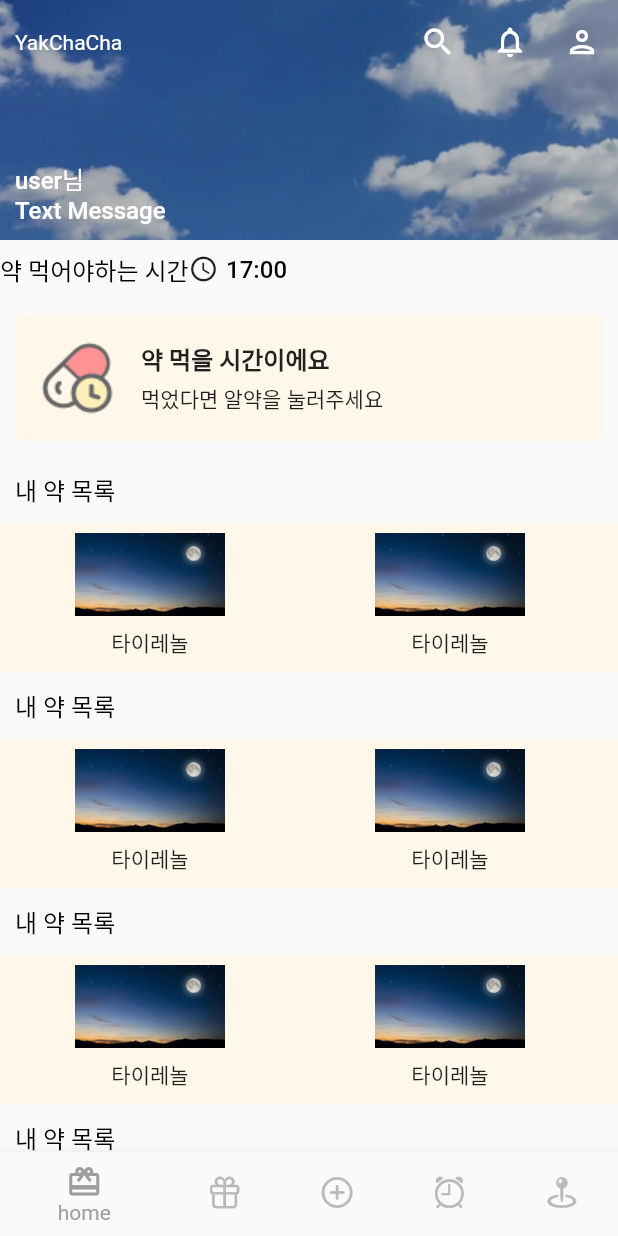
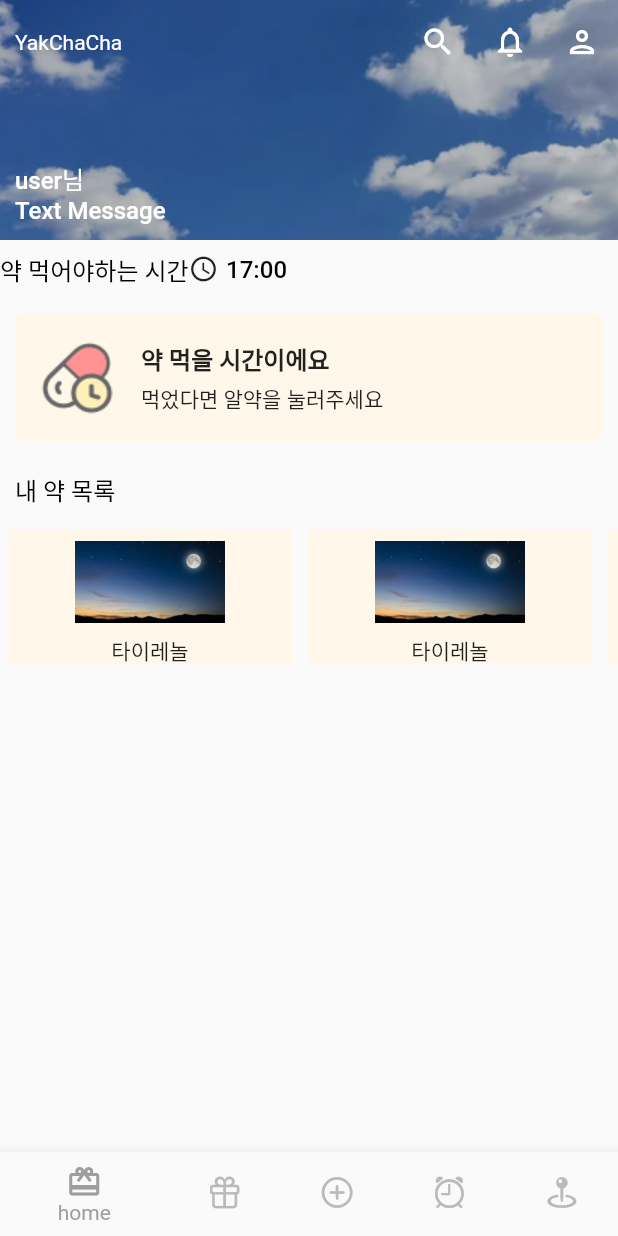
Before and after one commit to AI-FOR-ALL-I/YakChaCha, a Flutter app: the screen it shows after launch, on a phone screen of 412 x 824 dp. Run offline on Flutter 3.47's test engine with Material 2 defaults, Android fonts, the phone set to English and light mode, and no system bars; missing offline and left inert: kakao_flutter_sdk.

Commit message:
[S08P22A803-183] Design: 메인피드 아이템 컴포넌트 padding 수정진행중

```diff
--- a/frontend/lib/screens/home_page.dart
+++ b/frontend/lib/screens/home_page.dart
@@ -55,6 +55,7 @@ class HomePage extends StatelessWidget {
                   padding: EdgeInsets.all(10.0),
                   child: EatCheckButton(),
                 ),
+
                 const Padding(
                   padding: EdgeInsets.all(10.0),
                   child: Text(
@@ -73,7 +74,8 @@ class HomePage extends StatelessWidget {
                       itemBuilder: (BuildContext context, int index) {
                         return SizedBox(
                           width: 200.0,
-                          height: 200.0,
+                          child: Padding(
+                            padding: const EdgeInsets.all(5.0),
                             child: Container(
                               decoration: const BoxDecoration(
                                 color: Color(0xFFFFF8EA),
@@ -88,113 +90,6 @@ class HomePage extends StatelessWidget {
                                 ],
                               ),
                             ),
-                        );
-                      }),
-                ),
-                const Padding(
-                  padding: EdgeInsets.all(10.0),
-                  child: Text(
-                    "내 약 목록",
-                    style: TextStyle(
-                        color: Colors.black,
-                        fontWeight: FontWeight.w500,
-                        fontSize: 16.0),
-                  ),
-                ),
-                SizedBox(
-                  height: 100,
-                  child: ListView.builder(
-                      scrollDirection: Axis.horizontal,
-                      itemCount: 3,
-                      itemBuilder: (BuildContext context, int index) {
-                        return SizedBox(
-                          width: 200.0,
-                          height: 200.0,
-                          child: Container(
-                            decoration: const BoxDecoration(
-                              color: Color(0xFFFFF8EA),
-                            ),
-                            child: Column(
-                              children: [
-                                Image.asset('assets/images/night.png',
-                                    width: 100,
-                                    height: 70,
-                                    fit: BoxFit.fitWidth),
-                                const Text('타이레놀'),
-                              ],
-                            ),
-                          ),
-                        );
-                      }),
-                ),
-                const Padding(
-                  padding: EdgeInsets.all(10.0),
-                  child: Text(
-                    "내 약 목록",
-                    style: TextStyle(
-                        color: Colors.black,
-                        fontWeight: FontWeight.w500,
-                        fontSize: 16.0),
-                  ),
-                ),
-                SizedBox(
-                  height: 100,
-                  child: ListView.builder(
-                      scrollDirection: Axis.horizontal,
-                      itemCount: 3,
-                      itemBuilder: (BuildContext context, int index) {
-                        return SizedBox(
-                          width: 200.0,
-                          height: 200.0,
-                          child: Container(
-                            decoration: const BoxDecoration(
-                              color: Color(0xFFFFF8EA),
-                            ),
-                            child: Column(
-                              children: [
-                                Image.asset('assets/images/night.png',
-                                    width: 100,
-                                    height: 70,
-                                    fit: BoxFit.fitWidth),
-                                const Text('타이레놀'),
-                              ],
-                            ),
-                          ),
-                        );
-                      }),
-                ),
-                const Padding(
-                  padding: EdgeInsets.all(10.0),
-                  child: Text(
-                    "내 약 목록",
-                    style: TextStyle(
-                        color: Colors.black,
-                        fontWeight: FontWeight.w500,
-                        fontSize: 16.0),
-                  ),
-                ),
-                SizedBox(
-                  height: 100,
-                  child: ListView.builder(
-                      scrollDirection: Axis.horizontal,
-                      itemCount: 3,
-                      itemBuilder: (BuildContext context, int index) {
-                        return SizedBox(
-                          width: 200.0,
-                          height: 200.0,
-                          child: Container(
-                            decoration: const BoxDecoration(
-                              color: Color(0xFFFFF8EA),
-                            ),
-                            child: Column(
-                              children: [
-                                Image.asset('assets/images/night.png',
-                                    width: 100,
-                                    height: 70,
-                                    fit: BoxFit.fitWidth),
-                                const Text('타이레놀'),
-                              ],
-                            ),
                           ),
                         );
                       }),
```
Lines whose indentation alone changed are shown as unchanged.
